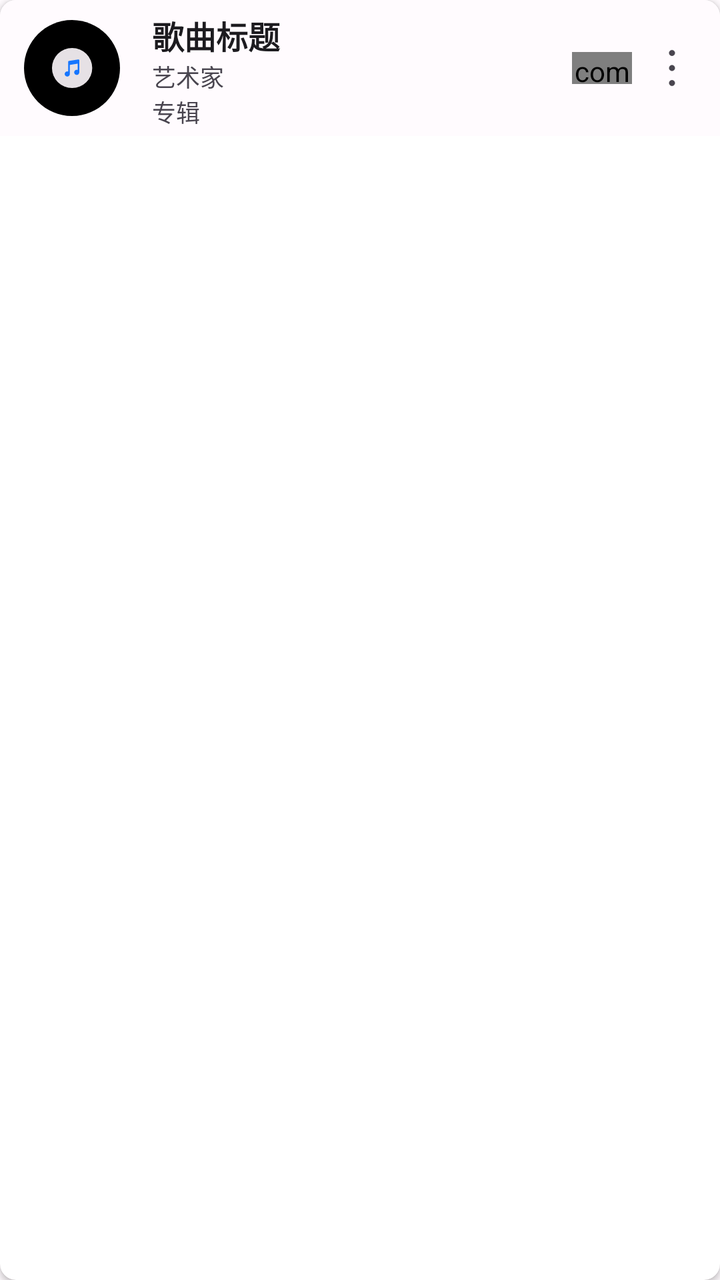
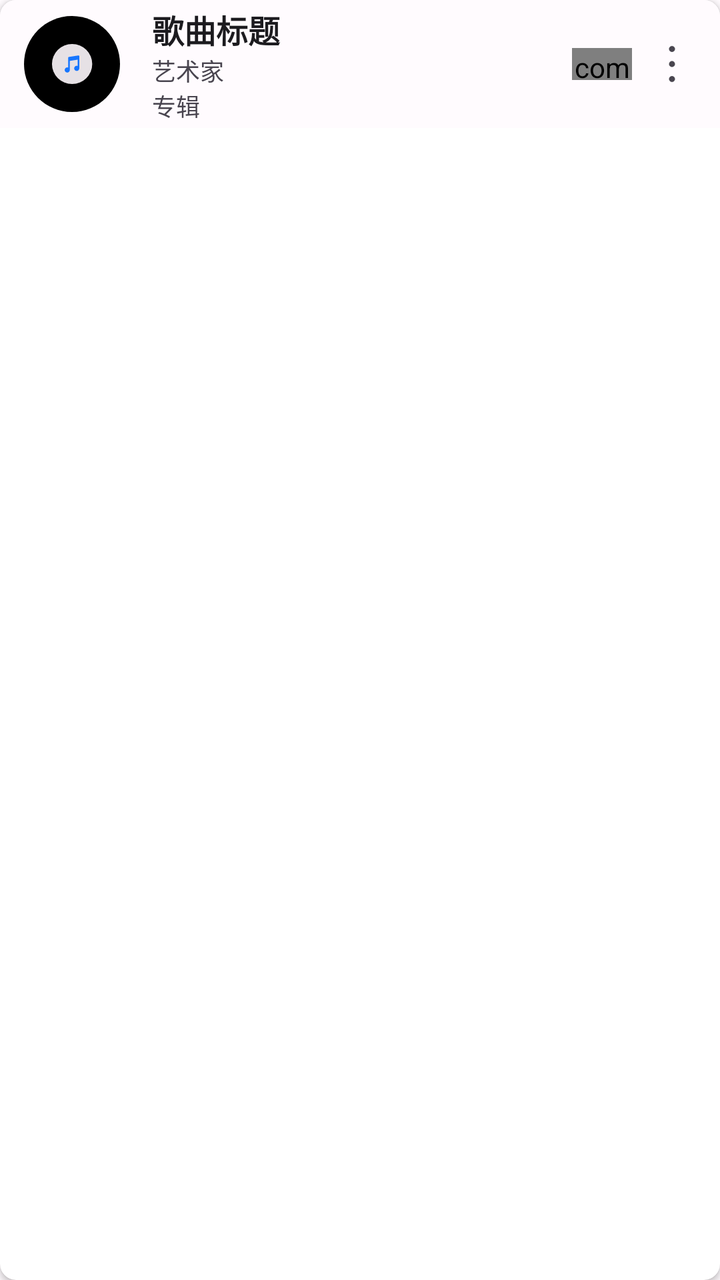

Compare the two renders of this Android layout. The source of the first and the diff that turns it into the second are given below.
<!-- AndroidManifest.xml: application theme Theme.UnicornPlayer -->
<!-- res/layout/item_song.xml -->
<?xml version="1.0" encoding="utf-8"?>
<androidx.cardview.widget.CardView xmlns:android="http://schemas.android.com/apk/res/android"
    xmlns:app="http://schemas.android.com/apk/res-auto"
    xmlns:tools="http://schemas.android.com/tools"
    android:layout_width="match_parent"
    android:layout_height="wrap_content"
    android:layout_marginHorizontal="8dp"
    android:layout_marginVertical="4dp"
    app:cardCornerRadius="8dp"
    app:cardElevation="2dp">

    <androidx.constraintlayout.widget.ConstraintLayout
        android:layout_width="match_parent"
        android:layout_height="68dp"
        android:background="@color/surface"
        android:paddingStart="12dp"
        android:paddingTop="6dp"
        android:paddingEnd="12dp"
        android:paddingBottom="6dp">

        <ImageView
            android:id="@+id/albumArt"
            android:layout_width="48dp"
            android:layout_height="48dp"
            android:contentDescription="专辑封面"
            android:scaleType="centerCrop"
            android:src="@drawable/ic_disc"
            app:layout_constraintBottom_toBottomOf="parent"
            app:layout_constraintStart_toStartOf="parent"
            app:layout_constraintTop_toTopOf="parent" />

        <TextView
            android:id="@+id/songTitle"
            android:layout_width="0dp"
            android:layout_height="wrap_content"
            android:layout_marginStart="16dp"
            android:layout_marginEnd="16dp"
            android:ellipsize="end"
            android:maxLines="1"
            android:text="歌曲标题"
            android:textColor="@color/onSurface"
            android:textSize="16sp"
            android:textStyle="bold"
            app:layout_constraintBottom_toTopOf="@+id/artistName"
            app:layout_constraintEnd_toStartOf="@+id/quality"
            app:layout_constraintStart_toEndOf="@+id/albumArt"
            app:layout_constraintTop_toTopOf="parent"
            app:layout_constraintVertical_chainStyle="packed" />

        <TextView
            android:id="@+id/artistName"
            android:layout_width="0dp"
            android:layout_height="wrap_content"
            android:layout_marginStart="16dp"
            android:layout_marginEnd="16dp"
            android:ellipsize="end"
            android:maxLines="1"
            android:text="艺术家"
            android:textColor="@color/onSurfaceVariant"
            android:textSize="12sp"
            app:layout_constraintBottom_toTopOf="@+id/albumName"
            app:layout_constraintEnd_toStartOf="@+id/quality"
            app:layout_constraintStart_toEndOf="@+id/albumArt"
            app:layout_constraintTop_toBottomOf="@+id/songTitle" />

        <TextView
            android:id="@+id/albumName"
            android:layout_width="0dp"
            android:layout_height="wrap_content"
            android:layout_marginStart="16dp"
            android:layout_marginEnd="16dp"
            android:ellipsize="end"
            android:includeFontPadding="false"
            android:maxLines="1"
            android:text="专辑"
            android:textColor="@color/onSurfaceVariant"
            android:textSize="12sp"
            app:layout_constrainedHeight="true"
            app:layout_constraintBottom_toBottomOf="parent"
            app:layout_constraintEnd_toStartOf="@+id/quality"
            app:layout_constraintStart_toEndOf="@+id/albumArt"
            app:layout_constraintTop_toBottomOf="@+id/artistName" />

        <com.unicorn.player.widget.PlayingAnimationView
            android:id="@+id/playingAnimation"
            android:layout_width="24dp"
            android:layout_height="20dp"
            android:layout_marginEnd="4dp"
            android:visibility="gone"
            app:layout_constraintBottom_toBottomOf="parent"
            app:layout_constraintEnd_toStartOf="@+id/quality"
            app:layout_constraintTop_toTopOf="parent" />

        <com.unicorn.player.widget.AudioQualityLabel
            android:id="@+id/quality"
            android:layout_width="30dp"
            android:layout_height="16dp"
            android:layout_marginEnd="8dp"
            app:aq_color="@color/onSurfaceVariant"
            app:layout_constraintBottom_toBottomOf="parent"
            app:layout_constraintEnd_toStartOf="@+id/btnMore"
            app:layout_constraintTop_toTopOf="parent" />

        <ImageView
            android:id="@+id/btnMore"
            android:layout_width="wrap_content"
            android:layout_height="wrap_content"
            android:src="@drawable/ic_more"
            app:layout_constraintBottom_toBottomOf="parent"
            app:layout_constraintEnd_toEndOf="parent"
            app:layout_constraintTop_toTopOf="parent"
            app:tint="@color/onSurfaceVariant"
            tools:ignore="ContentDescription" />

    </androidx.constraintlayout.widget.ConstraintLayout>

</androidx.cardview.widget.CardView>
<!-- resources referenced by this layout -->
<resources>
  <color name="onSurface">#1C1B1F</color>
  <color name="onSurfaceVariant">#49454F</color>
  <color name="surface">#FFFBFE</color>
  <!-- drawable ic_disc (drawable) -->
  <?xml version="1.0" encoding="utf-8"?>
  <selector xmlns:android="http://schemas.android.com/apk/res/android">
      <item android:drawable="@drawable/ic_disc_playing" android:state_selected="true" />
      <item android:drawable="@drawable/ic_disc_normal" />
  </selector>
  <!-- drawable ic_more (drawable) -->
  <?xml version="1.0" encoding="utf-8"?>
  <vector xmlns:android="http://schemas.android.com/apk/res/android"
      android:width="24dp"
      android:height="24dp"
      android:viewportWidth="1024"
      android:viewportHeight="1024">
      <path
          android:fillColor="#ff000000"
          android:pathData="M512,256a64,64 0,1 0,-64 -64,64.1 64.1,0 0,0 64,64zm0,192a64,64 0,1 0,64 64,64.1 64.1,0 0,0 -64,-64zm0,320a64,64 0,1 0,64 64,64.1 64.1,0 0,0 -64,-64z" />
  
  </vector>
  <color name="primary">#6750A4</color>
  <color name="onPrimary">#FFFFFF</color>
  <color name="primaryContainer">#EADDFF</color>
  <color name="onPrimaryContainer">#21005D</color>
  <color name="secondary">#625B71</color>
  <color name="onSecondary">#FFFFFF</color>
  <color name="secondaryContainer">#E8DEF8</color>
  <color name="onSecondaryContainer">#1D192B</color>
  <color name="tertiary">#7D5260</color>
  <color name="onTertiary">#FFFFFF</color>
  <color name="tertiaryContainer">#FFD8E4</color>
  <color name="onTertiaryContainer">#31111D</color>
  <color name="error">#BA1A1A</color>
  <color name="onError">#FFFFFF</color>
  <color name="errorContainer">#FFDAD6</color>
  <color name="onErrorContainer">#410002</color>
  <color name="background">#FFFBFE</color>
  <color name="onBackground">#1C1B1F</color>
  <color name="surfaceVariant">#E7E0EC</color>
  <color name="outline">#79747E</color>
  <color name="outlineVariant">#CAC4D0</color>
  <!-- unchanged entries left out for length: 3 -->
</resources>

<!-- the commit's change to res/layout/item_song.xml (unified diff, before → after) -->
@@ -11,12 +11,12 @@
 
     <androidx.constraintlayout.widget.ConstraintLayout
         android:layout_width="match_parent"
-        android:layout_height="68dp"
+        android:layout_height="64dp"
         android:background="@color/surface"
         android:paddingStart="12dp"
-        android:paddingTop="6dp"
+        android:paddingTop="3dp"
         android:paddingEnd="12dp"
-        android:paddingBottom="6dp">
+        android:paddingBottom="3dp">
 
         <ImageView
             android:id="@+id/albumArt"
